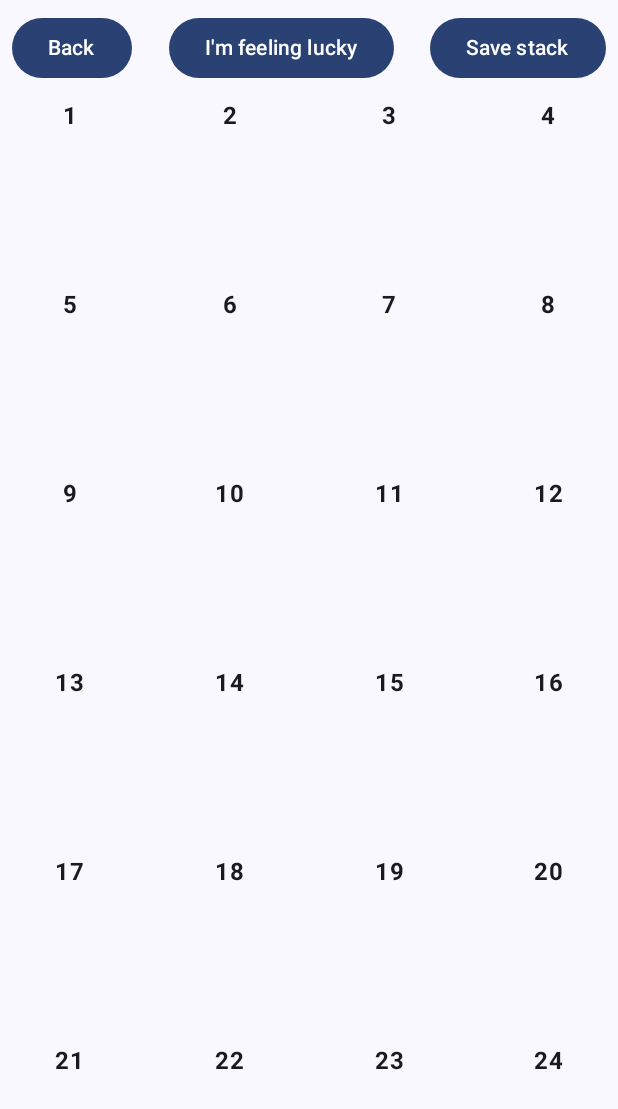
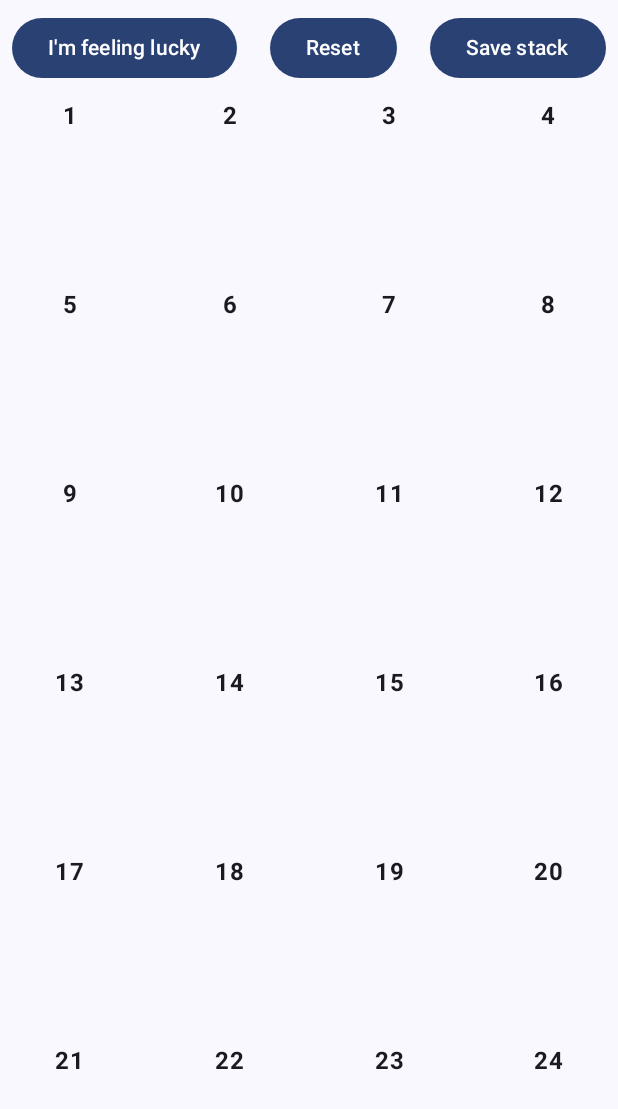
Before and after one commit to eisnan/magikit, an Android app built with Jetpack Compose: the AllCardsScreen screen opened through its navigation route, on a phone screen of 412 x 824 dp. Shown: the top 1109 px of the screen. Run offline under Robolectric (Android 15) with nearby library versions, the phone set to English and light mode, and no system bars; our stand-ins replace Room's generated code.

Commit message:
remove back buttons, add reset button

```diff
--- a/app/src/main/java/com/magikit/DesignStackScreen.kt
+++ b/app/src/main/java/com/magikit/DesignStackScreen.kt
@@ -39,7 +39,6 @@ import androidx.lifecycle.viewmodel.compose.viewModel
 
 @Composable
 fun AllCardsScreen(
-    onBack: () -> Unit,
     viewModel: DesignStackViewModel = viewModel()
 ) {
     val spotCount = 52
@@ -54,14 +53,17 @@ fun AllCardsScreen(
 
     Column(modifier = Modifier.fillMaxSize()) {
         Row(modifier = Modifier.fillMaxWidth(), horizontalArrangement = Arrangement.SpaceBetween) {
-            Button(onClick = onBack, modifier = Modifier.padding(8.dp)) {
-                Text("Back")
-            }
             Button(
                 onClick = { viewModel.onFeelingLucky() },
                 modifier = Modifier.padding(8.dp)
             ) {
                 Text("I'm feeling lucky")
+            }
+            Button(
+                onClick = { viewModel.onResetStack() },
+                modifier = Modifier.padding(8.dp)
+            ) {
+                Text("Reset")
             }
             Button(
                 onClick = { viewModel.onSaveStack() },
--- a/app/src/main/java/com/magikit/MainActivity.kt
+++ b/app/src/main/java/com/magikit/MainActivity.kt
@@ -60,7 +60,7 @@ class MainActivity : ComponentActivity() {
                             )
                         }
                         composable("all_cards") {
-                            AllCardsScreen(onBack = { navController.popBackStack() })
+                            AllCardsScreen()
                         }
                         composable(
                             "picked_card/{cardCode}",
@@ -69,15 +69,14 @@ class MainActivity : ComponentActivity() {
                             val cardCode = backStackEntry.arguments?.getString("cardCode")
                             PickedCardScreen(
                                 cardCode = cardCode,
-                                onBack = { navController.popBackStack() },
                                 onShowStatistics = { navController.navigate("statistics") }
                             )
                         }
                         composable("statistics") {
-                            StatisticsScreen(onBack = { navController.popBackStack() })
+                            StatisticsScreen()
                         }
                         composable("train_your_stack") {
-                            TrainYourStackScreen(onBack = { navController.popBackStack() })
+                            TrainYourStackScreen()
                         }
                     }
                 }
--- a/app/src/main/java/com/magikit/PickedCardScreen.kt
+++ b/app/src/main/java/com/magikit/PickedCardScreen.kt
@@ -26,7 +26,6 @@ import androidx.lifecycle.viewmodel.viewModelFactory
 @Composable
 fun PickedCardScreen(
     cardCode: String?,
-    onBack: () -> Unit,
     onShowStatistics: () -> Unit
 ) {
     val viewModel: PickedCardViewModel = viewModel(
@@ -50,9 +49,6 @@ fun PickedCardScreen(
     Box(modifier = Modifier.fillMaxSize()) {
         Column(modifier = Modifier.fillMaxSize()) {
             Row(modifier = Modifier.fillMaxWidth(), horizontalArrangement = Arrangement.SpaceBetween) {
-                Button(onClick = onBack, modifier = Modifier.padding(8.dp)) {
-                    Text("Back")
-                }
                 Button(onClick = { viewModel.toggleNotation() }, modifier = Modifier.padding(8.dp)) {
                     Text(
                         when (notation) {
```
Also changed, not shown: app/src/main/java/com/magikit/DesignStackViewModel.kt (+7 -0 lines), app/src/main/java/com/magikit/StatisticsScreen.kt (+0 -9 lines), app/src/main/java/com/magikit/TrainYourStackScreen.kt (+0 -9 lines).
